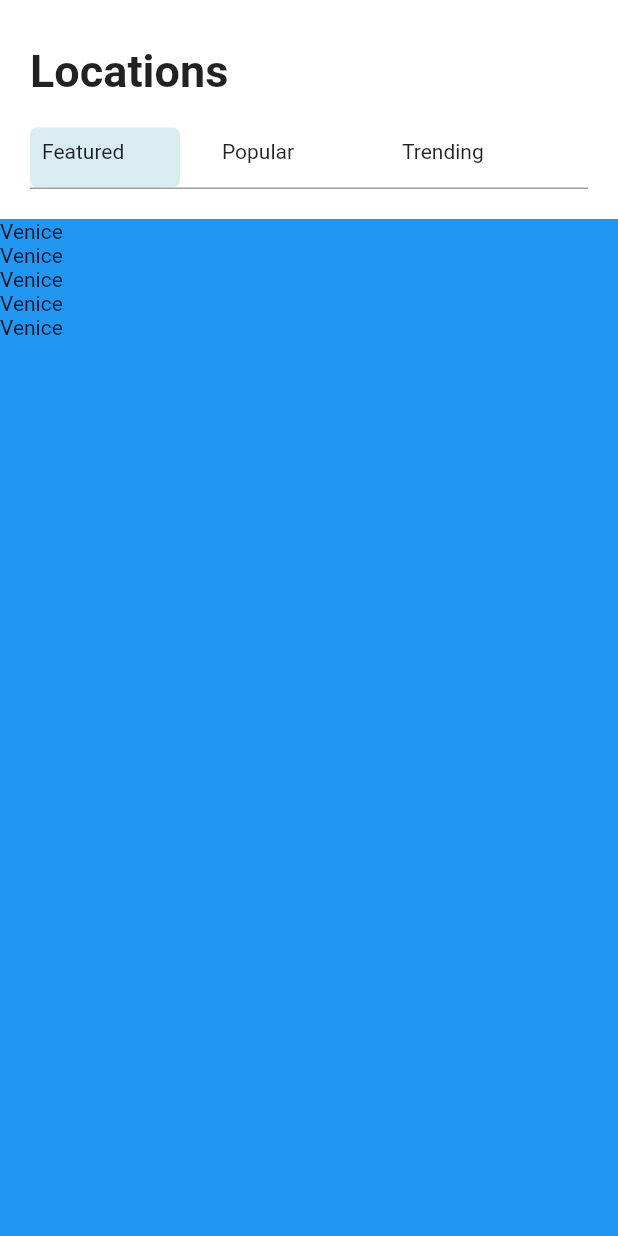
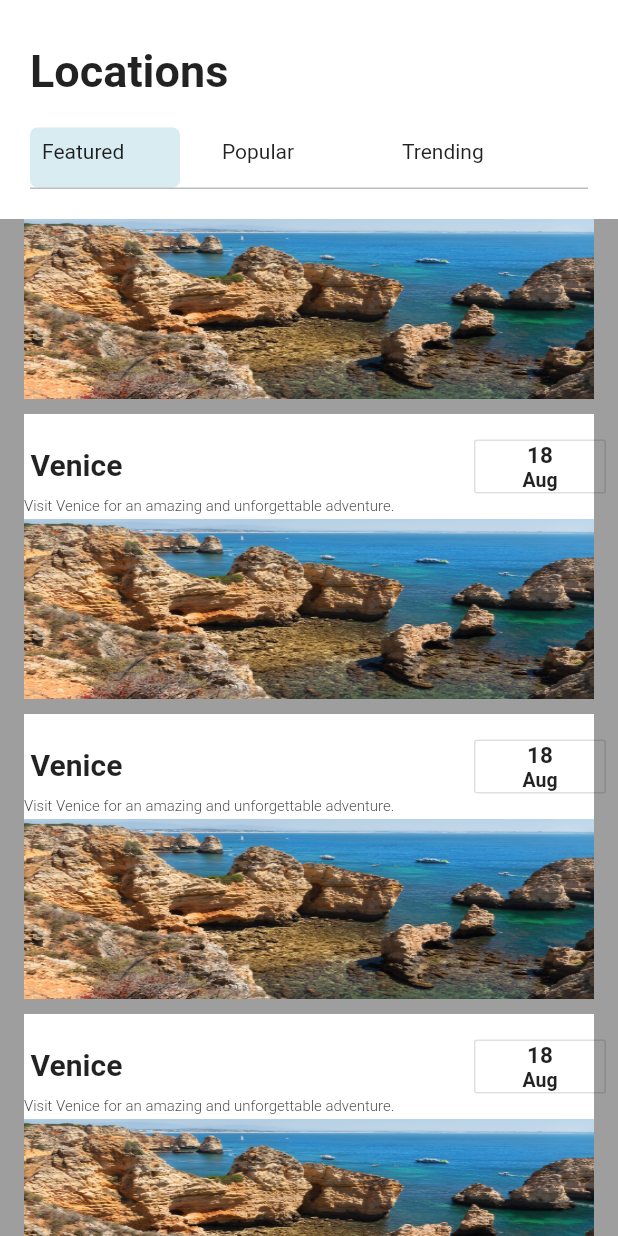
Before and after one commit to cyberpunk-prog/travelingApp, a Flutter app: the screen it shows after launch, on a phone screen of 412 x 824 dp. Run offline on Flutter 3.47's test engine with Material 2 defaults, Android fonts, the phone set to English and light mode, and no system bars.

```diff
--- a/lib/features/items.dart
+++ b/lib/features/items.dart
@@ -2,7 +2,7 @@ class Destination {
   String imageUrl;
   String name;
   String description;
-  int date;
+  String date;
   String month;
 
   Destination({
@@ -19,30 +19,30 @@ List<Destination> destinations = [
       imageUrl: 'assets/images/venice.jpg',
       name: 'Venice',
       description: 'Visit Venice for an amazing and unforgettable adventure.',
-      date: 18,
+      date: '18',
       month: 'Aug'),
   Destination(
       imageUrl: 'assets/images/venice.jpg',
       name: 'Venice',
       description: 'Visit Venice for an amazing and unforgettable adventure.',
-      date: 18,
+      date: '18',
       month: 'Aug'),
   Destination(
       imageUrl: 'assets/images/venice.jpg',
       name: 'Venice',
       description: 'Visit Venice for an amazing and unforgettable adventure.',
-      date: 18,
+      date: '18',
       month: 'Aug'),
   Destination(
       imageUrl: 'assets/images/venice.jpg',
       name: 'Venice',
       description: 'Visit Venice for an amazing and unforgettable adventure.',
-      date: 18,
+      date: '18',
       month: 'Aug'),
   Destination(
       imageUrl: 'assets/images/venice.jpg',
       name: 'Venice',
       description: 'Visit Venice for an amazing and unforgettable adventure.',
-      date: 18,
+      date: '18',
       month: 'Aug'),
 ];
--- a/lib/pages/homepage.dart
+++ b/lib/pages/homepage.dart
@@ -67,7 +67,7 @@ class _HomeScreenState extends State<HomeScreen> {
               padding: const EdgeInsets.only(left: 20.0, right: 20.0),
               child: Container(
                 height: 1,
-              color: Colors.grey,
+                color: Colors.black26,
               ),
             ),
             SizedBox(height: 20.0),
@@ -77,11 +77,89 @@ class _HomeScreenState extends State<HomeScreen> {
               child: ListView.builder(
                 itemCount: destinations.length,
                 itemBuilder: (BuildContext context, int index) {
-                  return Text(destinations[index].name);
+                  return Container(
+                      height: 200,
+                      color: Colors.grey,
+                      child: Column(
+                        mainAxisAlignment: MainAxisAlignment.spaceBetween,
+                        children: [
+                          Container(
+                            height: 120.0,
+                            width: 380.0,
+                            decoration: BoxDecoration(
+                              image: DecorationImage(
+                                image: AssetImage('lib/assets/images/1.jpg'),
+                                fit: BoxFit.fill,
+                              ),
+                              shape: BoxShape.rectangle,
+                            ),
+                          ),
+                          Container(
+                            height: 70,
+                            width: 380,
+                            color: Colors.white,
+                            child: Row(
+                              mainAxisAlignment: MainAxisAlignment.spaceEvenly,
+                              children: [
+                                Column(
+                                  mainAxisAlignment:
+                                      MainAxisAlignment.spaceEvenly,
+                                  children: [
+                                    Padding(
+                                      padding: const EdgeInsets.only(
+                                          top: 20.0, right: 230.0, bottom: 8),
+                                      child: Text(
+                                        destinations[index].name,
+                                        style: TextStyle(
+                                            fontSize: 20.0,
+                                            fontWeight: FontWeight.bold),
+                                      ),
+                                    ),
+                                    SizedBox(
+                                        width: 300,
+                                        child: Text(
+                                          destinations[index].description,
+                                          style: TextStyle(
+                                              fontSize: 10.0,
+                                              fontWeight: FontWeight.w300),
+                                        )),
+                                  ],
+                                ),
+                                OutlineButton(
+                                  onPressed: () {},
+                                  child: SizedBox(
+                                    height: 33,
+                                    child: Column(
+                                      mainAxisAlignment:
+                                          MainAxisAlignment.spaceEvenly,
+                                      children: [
+                                        Text(
+                                          destinations[index].date,
+                                          style: TextStyle(
+                                              fontSize: 15.0,
+                                              fontWeight: FontWeight.bold),
+                                        ),
+                                        Text(
+                                          destinations[index].month,
+                                          style: TextStyle(
+                                              fontSize: 13.0,
+                                              fontWeight: FontWeight.bold),
+                                        ),
+                                      ],
+                                    ),
+                                  ),
+                                ),
+                              ],
+                            ),
+                          ),
+                        ],
+                      ));
                 },
-              ))
+              ),
+            )
           ],
-      )),
+        ),
+      ),
     );
   }
 }
```
Also changed, not shown: lib/assets/images/1.jpg (added), lib/assets/images/2.jpeg (added), lib/assets/images/2.jpg (added), lib/assets/images/3.jpg (added). Lines whose indentation alone changed are shown as unchanged.
